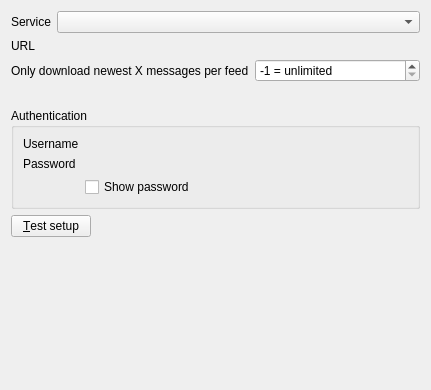
The window that src/librssguard/services/greader/gui/greaderaccountdetails.ui (martinrotter/rssguard) describes before a commit, drawn with Qt 5.
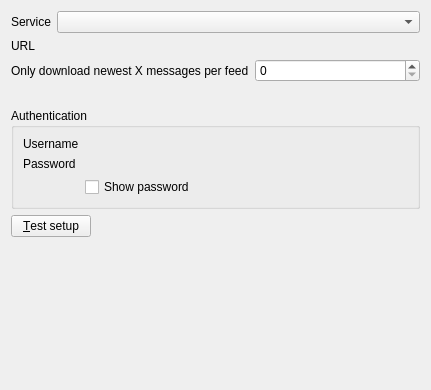
The same window after the commit. Custom widgets are drawn as their Qt base class.

Patch:
```diff
--- a/src/librssguard/services/greader/gui/greaderaccountdetails.ui
+++ b/src/librssguard/services/greader/gui/greaderaccountdetails.ui
@@ -47,20 +47,7 @@
       </widget>
      </item>
      <item>
-      <widget class="QSpinBox" name="m_spinLimitMessages">
-       <property name="suffix">
-        <string> = unlimited</string>
-       </property>
-       <property name="minimum">
-        <number>-1</number>
-       </property>
-       <property name="maximum">
-        <number>1000</number>
-       </property>
-       <property name="value">
-        <number>-1</number>
-       </property>
-      </widget>
+      <widget class="MessageCountSpinBox" name="m_spinLimitMessages"/>
      </item>
     </layout>
    </item>
@@ -177,6 +164,11 @@
    <header>labelwithstatus.h</header>
    <container>1</container>
   </customwidget>
+  <customwidget>
+   <class>MessageCountSpinBox</class>
+   <extends>QSpinBox</extends>
+   <header>messagecountspinbox.h</header>
+  </customwidget>
  </customwidgets>
  <tabstops>
   <tabstop>m_spinLimitMessages</tabstop>
```
